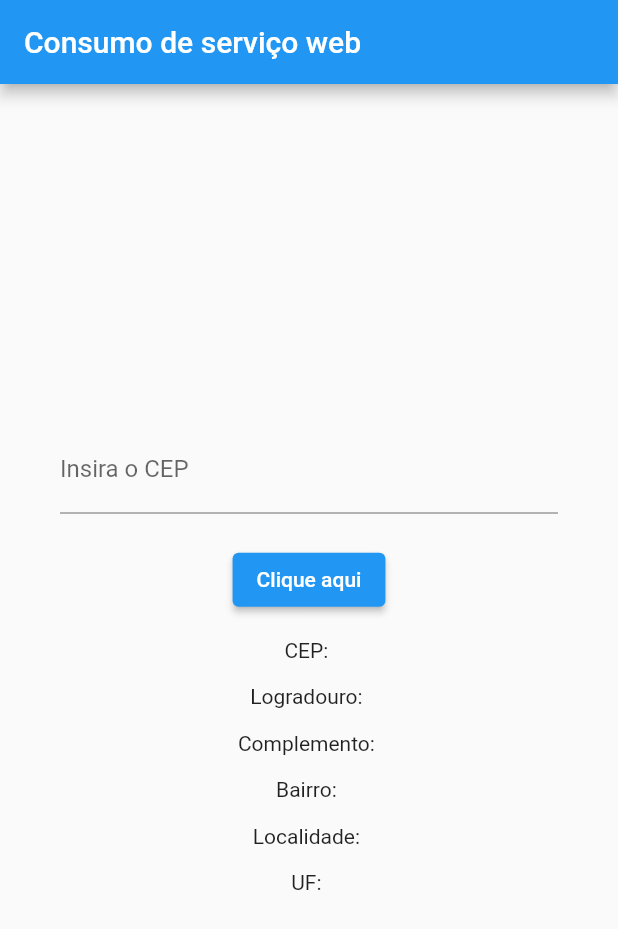
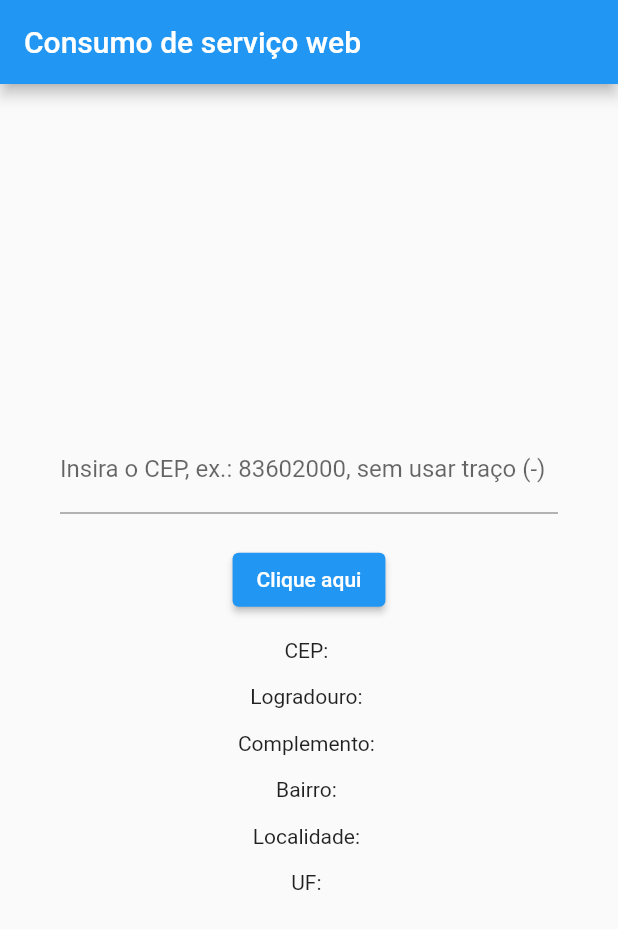
Before and after one commit to DGadonski/webservice, a Flutter app: the screen it shows after launch, on a phone screen of 412 x 824 dp. Shown: the top 929 px of the screen. Run offline on Flutter 3.47's test engine with Material 2 defaults, Android fonts, the phone set to English and light mode, and no system bars.

Commit message:
Modificador labelText do TextField.

```diff
--- a/lib/Home.dart
+++ b/lib/Home.dart
@@ -75,7 +75,7 @@ class _HomeState extends State<Home> {
           children: [
             TextField(
               decoration: InputDecoration(
-                labelText: 'Insira o CEP'
+                labelText: 'Insira o CEP, ex.: 83602000, sem usar traço (-)'
               ),
               controller: _controllercepInserido ,
             ),
```
